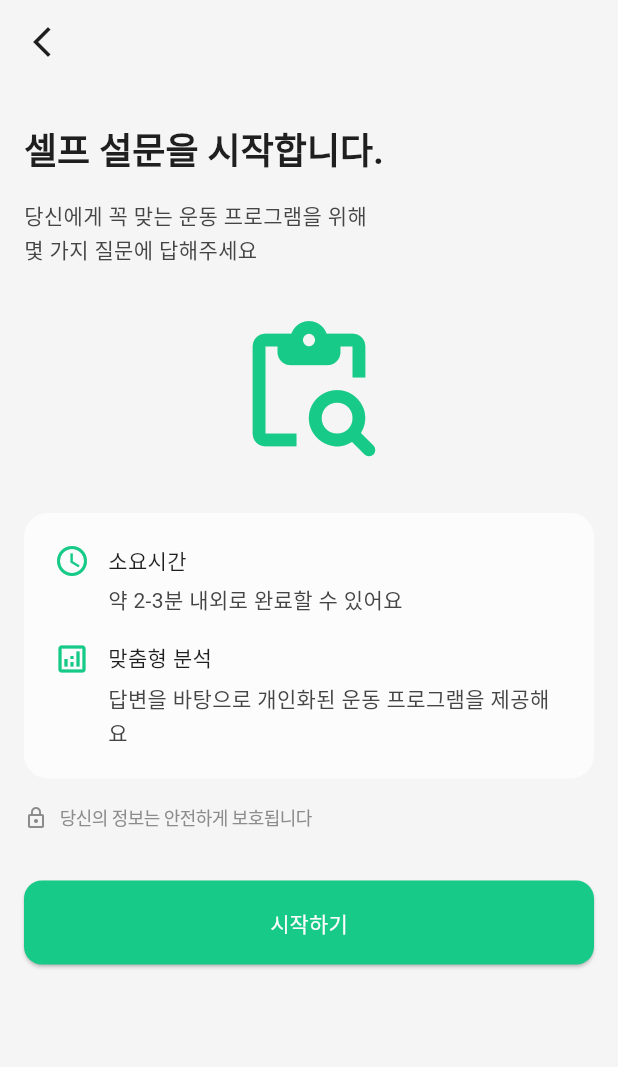
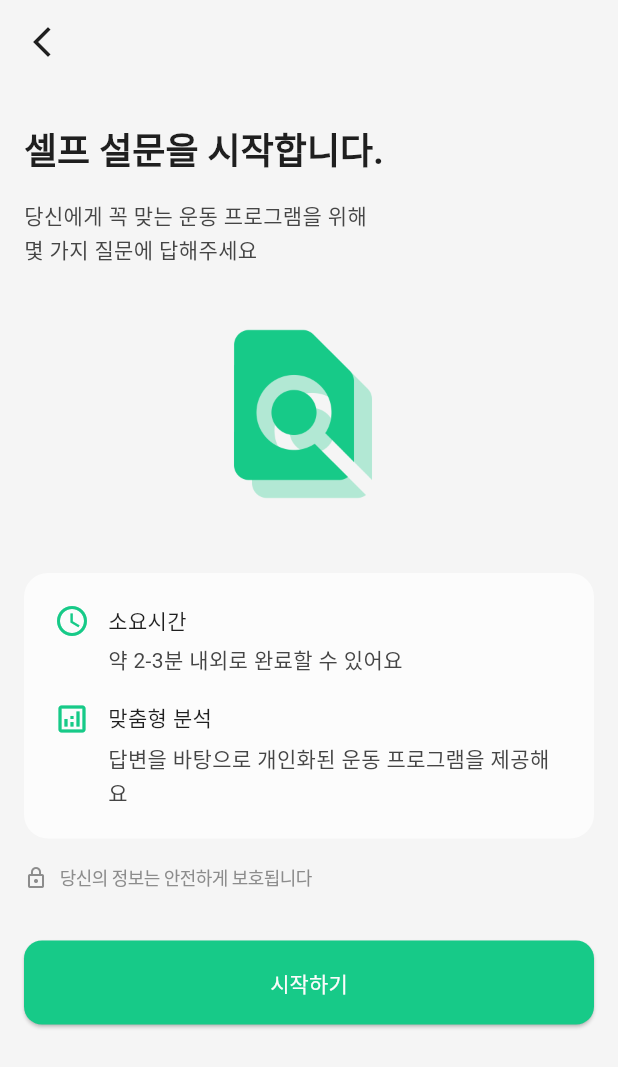
Before and after one commit to MEDILUX-club/DDUDUK, a Flutter app: the SurveyIntroScreen widget shown alone on an empty page, opened directly, on a phone screen of 412 x 824 dp. Shown: the top 1067 px of the screen. Run offline on Flutter 3.47's test engine with Material 3 defaults, Android fonts, the phone set to English and light mode, and no system bars; our stand-ins replace flutter_svg, syncfusion_flutter_sliders; missing offline and left inert: syncfusion_flutter_core; Roboto replaces fonts that are missing (Pretendard).

Commit message:
feat: survey_intro 이미지 겹침완료

```diff
--- a/lib/screens/survey/survey_intro_screen.dart
+++ b/lib/screens/survey/survey_intro_screen.dart
@@ -30,11 +30,36 @@ class SurveyIntroScreen extends StatelessWidget {
                 ),
               ),
               const SizedBox(height: AppDimens.space32),
-              const Center(
-                child: Icon(
-                  Icons.content_paste_search_rounded,
-                  size: 100,
-                  color: AppColors.primary,
+              Center(
+                child: SizedBox(
+                  width: 140,
+                  height: 140,
+                  child: Stack(
+                    children: const [
+                      Positioned(
+                        right: 8,
+                        bottom: 8,
+                        child: Image(
+                          width: 120,
+                          height: 120,
+                          image: AssetImage(
+                            'assets/images/img_bg_find_in_page.png',
+                          ),
+                        ),
+                      ),
+                      Positioned(
+                        left: 0,
+                        top: 0,
+                        child: Image(
+                          width: 120,
+                          height: 120,
+                          image: AssetImage(
+                            'assets/images/img_fg_find_in_page.png',
+                          ),
+                        ),
+                      ),
+                    ],
+                  ),
                 ),
               ),
               const SizedBox(height: AppDimens.space32),
```
